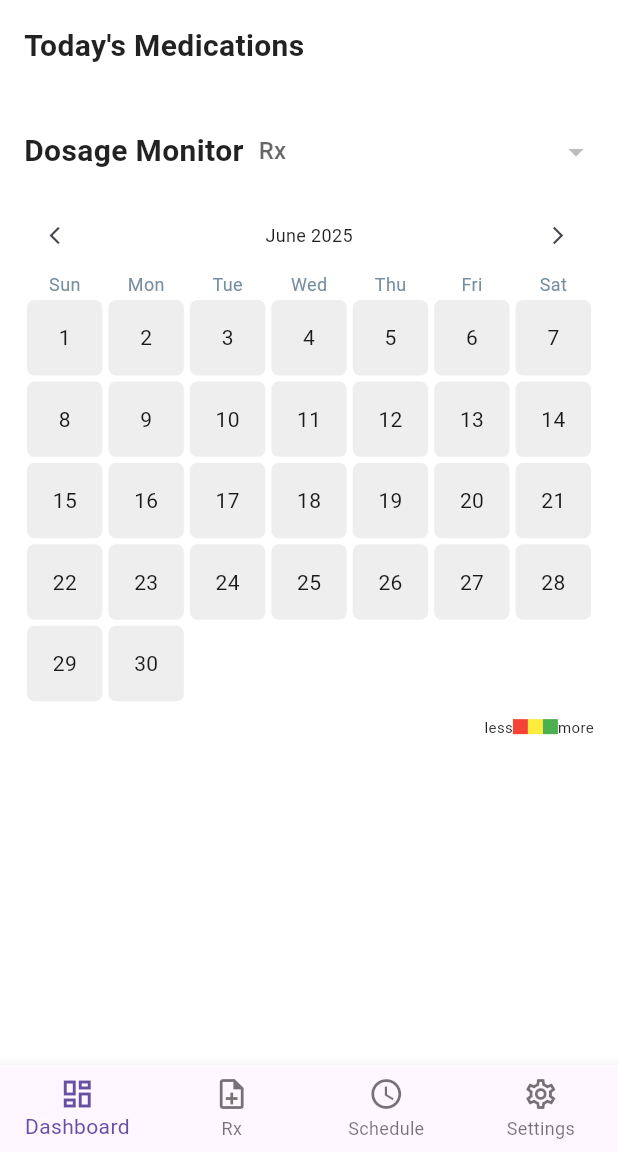
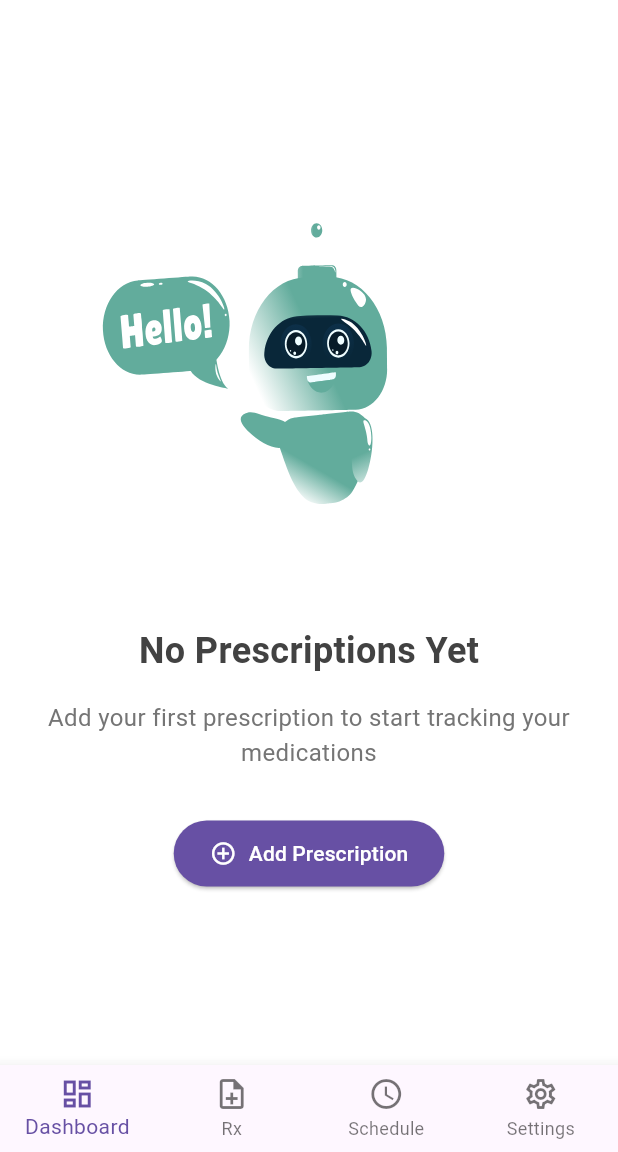
Before and after one commit to masihur96/Medication-Tracker, a Flutter app: the screen it shows after launch, on a phone screen of 412 x 824 dp, the part 84-1236 px from its top. Run offline on Flutter 3.47's test engine with Material 3 defaults, Android fonts, the phone set to English and light mode, and no system bars; our stand-ins replace awesome_notifications, dio, flutter_heatmap_calendar, flutter_slidable, flutter_timezone, image_picker and 10 more; missing offline and left inert: record.

```diff
--- a/lib/screens/dashboard_screen.dart
+++ b/lib/screens/dashboard_screen.dart
@@ -6,11 +6,13 @@ import 'package:intl/intl.dart';
 import 'package:lottie/lottie.dart';
 import 'package:med_track/models/medication.dart';
 import 'package:med_track/models/prescription.dart';
+import 'package:med_track/screens/new_rx_screen.dart';
 import 'package:med_track/utils/app_localizations.dart';
 import 'package:med_track/utils/bounching_dialog.dart';
 import 'package:med_track/utils/custom_size.dart';
 import 'package:shared_preferences/shared_preferences.dart';
 import '../models/enhanced_medication_history.dart';
+import '../services/local_repository.dart';
 import 'ai_doctor_chat_screen.dart';
 
 
@@ -27,6 +29,7 @@ class _DashboardScreenState extends State<DashboardScreen> {
   List<Prescription> _prescriptions = [];
   Prescription? _selectedPrescription;
   List<EnhancedMedicationHistory> _medicationHistory = [];
+  final LocalRepository _localRepository = LocalRepository();
   bool _isLoading = true;
 
 
@@ -60,7 +63,17 @@ class _DashboardScreenState extends State<DashboardScreen> {
       List<Medication> todayMedications = [];
       final prefs = await SharedPreferences.getInstance();
       final String? listString = prefs.getString('prescriptions');
-      if (listString != null) {
+
+      if (listString == null) {
+        // Show placeholder when no prescriptions exist
+        setState(() {
+          _prescriptions = [];
+          _selectedPrescription = null;
+          _todayMedications = [];
+        });
+        return;
+      }
+
       final List decoded = jsonDecode(listString);
       final List<Prescription> loaded =
           decoded.map((e) => Prescription.fromJson(e)).toList();
@@ -90,7 +103,6 @@ class _DashboardScreenState extends State<DashboardScreen> {
         _todayMedications = todayMedications;
       });
 
-      }
     } catch (e, stackTrace) {
       log('Error loading prescriptions: $e');
       log('Stack trace: $stackTrace');
@@ -169,6 +181,8 @@ class _DashboardScreenState extends State<DashboardScreen> {
 
       body: _isLoading
         ? const Center(child: CircularProgressIndicator())
+        : _prescriptions.isEmpty
+          ? _buildEmptyPrescriptionPlaceholder()
           : SingleChildScrollView(
         padding: const EdgeInsets.all(16.0),
         child: Column(
@@ -629,5 +643,58 @@ void _showMedicationDetails(DateTime date, BuildContext context) {
 
 }
 
+Widget _buildEmptyPrescriptionPlaceholder() {
+  return Center(
+    child: Column(
+      mainAxisAlignment: MainAxisAlignment.center,
+      children: [
+        Lottie.asset(
+          'assets/animation2.json',
+          width: 300,
+          height: 300,
+          fit: BoxFit.fill,
+        ),
+
+        Text(
+          'No Prescriptions Yet',
+          style: TextStyle(
+            fontSize: 24,
+            fontWeight: FontWeight.bold,
+            color: Colors.grey[800],
+          ),
+        ),
+        const SizedBox(height: 16),
+        Text(
+          'Add your first prescription to start tracking your medications',
+          textAlign: TextAlign.center,
+          style: TextStyle(
+            fontSize: 16,
+            color: Colors.grey[600],
+          ),
+        ),
+        const SizedBox(height: 32),
+        ElevatedButton.icon(
+          onPressed: () async{
+            String uuid =  DateTime.now().microsecondsSinceEpoch.toString();
+            await Navigator.push(
+              context,
+              MaterialPageRoute(
+                builder: (context) =>  NewRxScreen(uuid: uuid,),
+              ),
+            );
+            await   _localRepository.loadPrescriptions();
+          },
+          icon: const Icon(Icons.add_circle_outline),
+          label: const Text('Add Prescription'),
+          style: ElevatedButton.styleFrom(
+            padding: const EdgeInsets.symmetric(horizontal: 24, vertical: 12),
+            backgroundColor: Theme.of(context).primaryColor,
+            foregroundColor: Colors.white,
+          ),
+        ),
+      ],
+    ),
+  );
+}
 
 }
```
Also changed, not shown: assets/animation2.json (renamed from assets/Animation - 1749709215185.json). Lines whose indentation alone changed are shown as unchanged.
